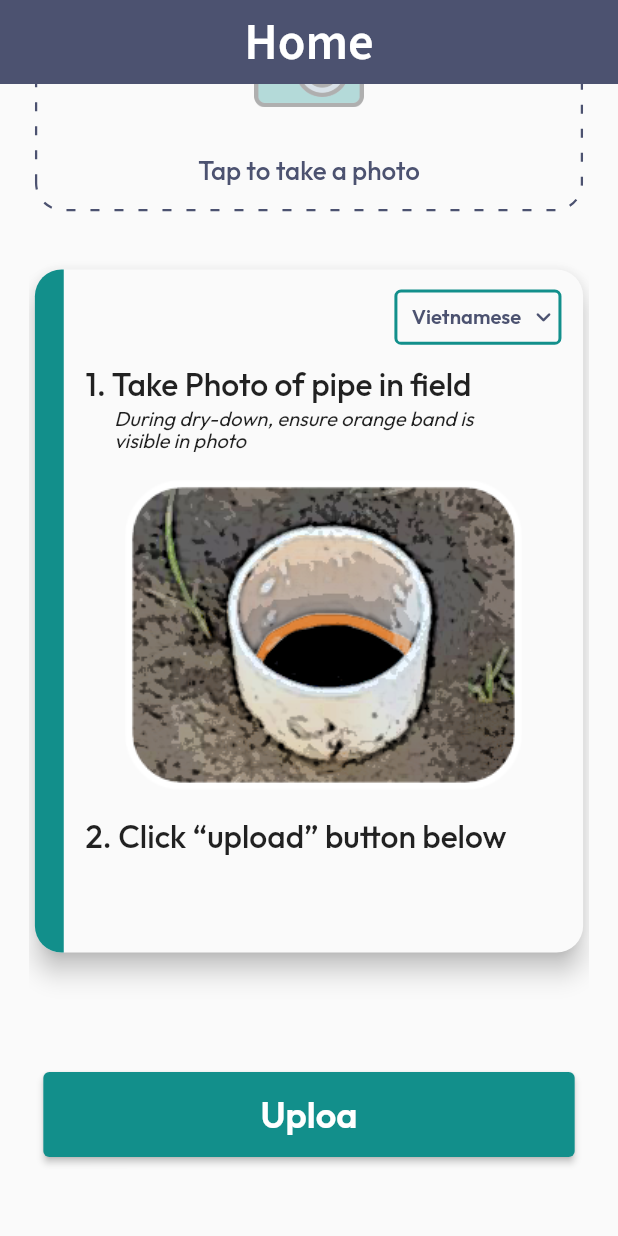
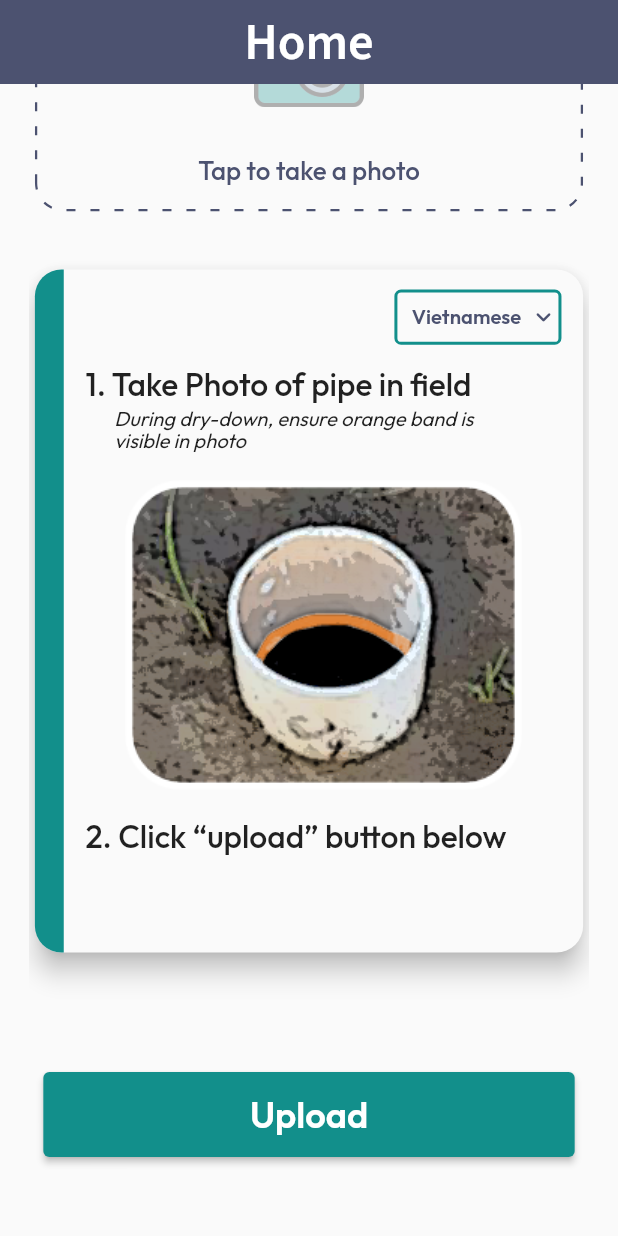
Before and after one commit to Sanjuwa/Digital-Crop, a Flutter app: the screen it shows after launch, scrolled down 113 dp, on a phone screen of 412 x 824 dp. Run offline on Flutter 3.47's test engine with Material 2 defaults, Android fonts, the phone set to English and light mode, and no system bars; drawn by our look-alikes of dotted_border; our stand-ins replace flutter_screenutil, google_fonts.

Commit message:
Update Name

```diff
--- a/lib/views/home.dart
+++ b/lib/views/home.dart
@@ -193,7 +193,7 @@ class Home extends StatelessWidget {
                   padding: EdgeInsets.symmetric(horizontal: 10.w),
                   child: SizedBox(
                       width: double.infinity,
-                      child: Button(text: "Uploa", onPressed: (){}, color: kGreenColor, textColor: Colors.white,)
+                      child: Button(text: "Upload", onPressed: (){}, color: kGreenColor, textColor: Colors.white,)
                   ),
                 ),
                 SizedBox(
```
